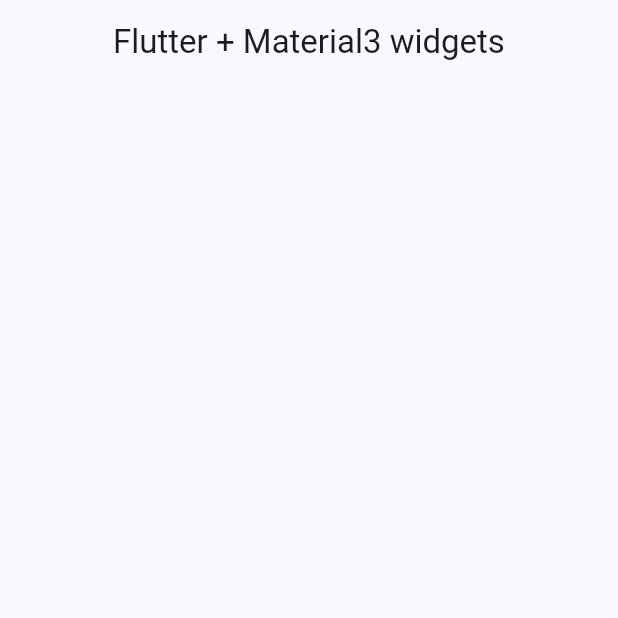
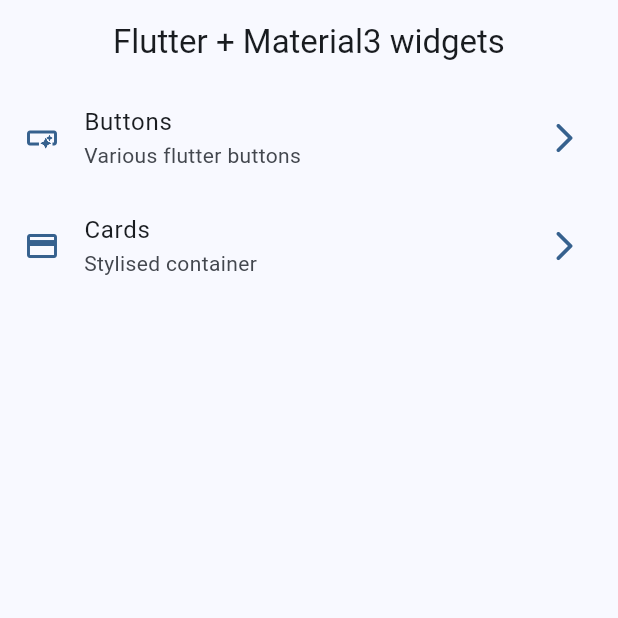
Before and after one commit to DarkRose73/Flutter_widgets_app, a Flutter app: the screen it shows after launch, on a phone screen of 412 x 824 dp, the top half of it. Run offline on Flutter 3.47's test engine with Material 3 defaults, Android fonts, the phone set to English and light mode, and no system bars.

Commit message:
home screen implementation

```diff
--- a/lib/config/menu/menu_items.dart
+++ b/lib/config/menu/menu_items.dart
@@ -12,8 +12,9 @@ class MenuItem {
     required this.link,
     required this.icon,
   });
+}
 
-  static const List<MenuItem> appMenuItems = [
+const List<MenuItem> appMenuItems = [
   MenuItem(
     title: "Buttons",
     subTitle: "Various flutter buttons",
@@ -27,4 +28,3 @@ class MenuItem {
     icon: Icons.credit_card,
   ),
 ];
-}
--- a/lib/ui/screens/home/home_screen.dart
+++ b/lib/ui/screens/home/home_screen.dart
@@ -1,4 +1,5 @@
 import 'package:flutter/material.dart';
+import 'package:widgets_app/config/menu/menu_items.dart';
 
 class HomeScreen extends StatelessWidget {
   const HomeScreen({super.key});
@@ -7,8 +8,55 @@ class HomeScreen extends StatelessWidget {
   Widget build(BuildContext context) {
     return Scaffold(
       appBar: AppBar(
-        title: Text("Flutter + Material3 widgets"),
+        title: const Text("Flutter + Material3 widgets"),
       ),
+      body: const _HomeView(),
     );
   }
 }
+
+class _HomeView extends StatelessWidget {
+  const _HomeView();
+
+  @override
+  Widget build(BuildContext context) {
+    return ListView.builder(
+      physics: const BouncingScrollPhysics(),
+      itemCount: appMenuItems.length,
+      itemBuilder: (context, index) {
+        final menuItem = appMenuItems[index];
+
+        return _CustomListTile(menuItem: menuItem);
+      },
+    );
+  }
+}
+
+class _CustomListTile extends StatelessWidget {
+  const _CustomListTile({
+    required this.menuItem,
+  });
+
+  final MenuItem menuItem;
+
+  @override
+  Widget build(BuildContext context) {
+    final colors = Theme.of(context).colorScheme;
+
+    return ListTile(
+      title: Text(menuItem.title),
+      subtitle: Text(menuItem.subTitle),
+      leading: Icon(
+        menuItem.icon,
+        color: colors.primary,
+      ),
+      trailing: Icon(
+        Icons.arrow_forward_ios_rounded,
+        color: colors.primary,
+      ),
+      onTap: () {
+        // TODO: navegar a otra pantalla
+      },
+    );
+  }
+}
```
Lines whose indentation alone changed are shown as unchanged.
